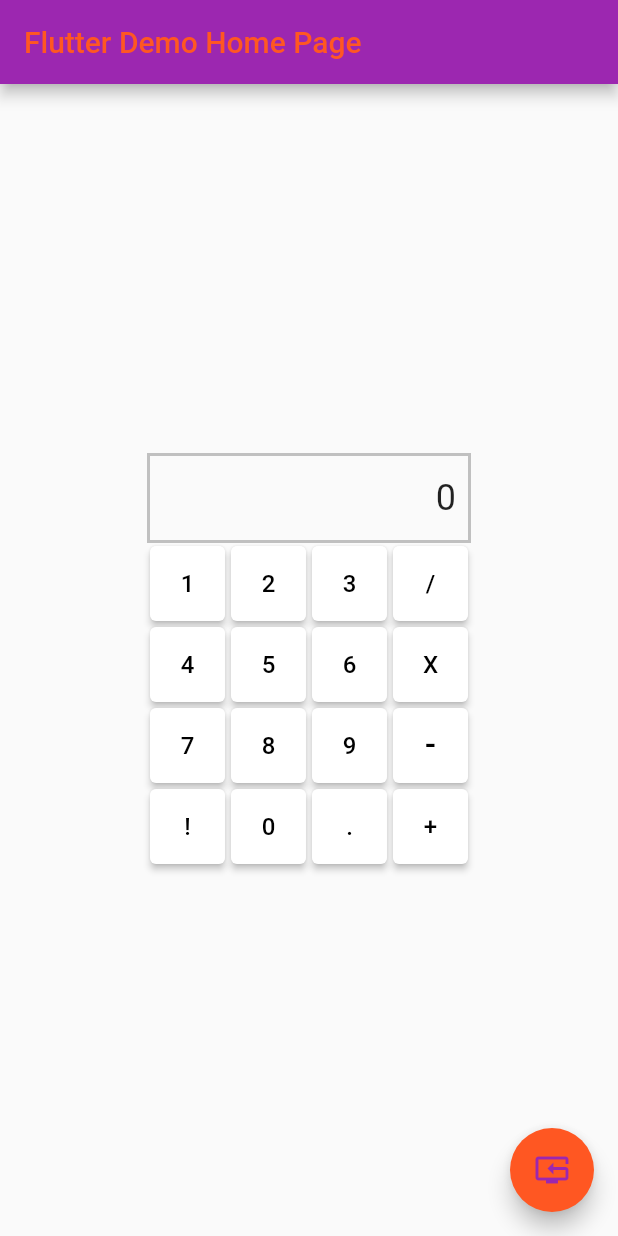
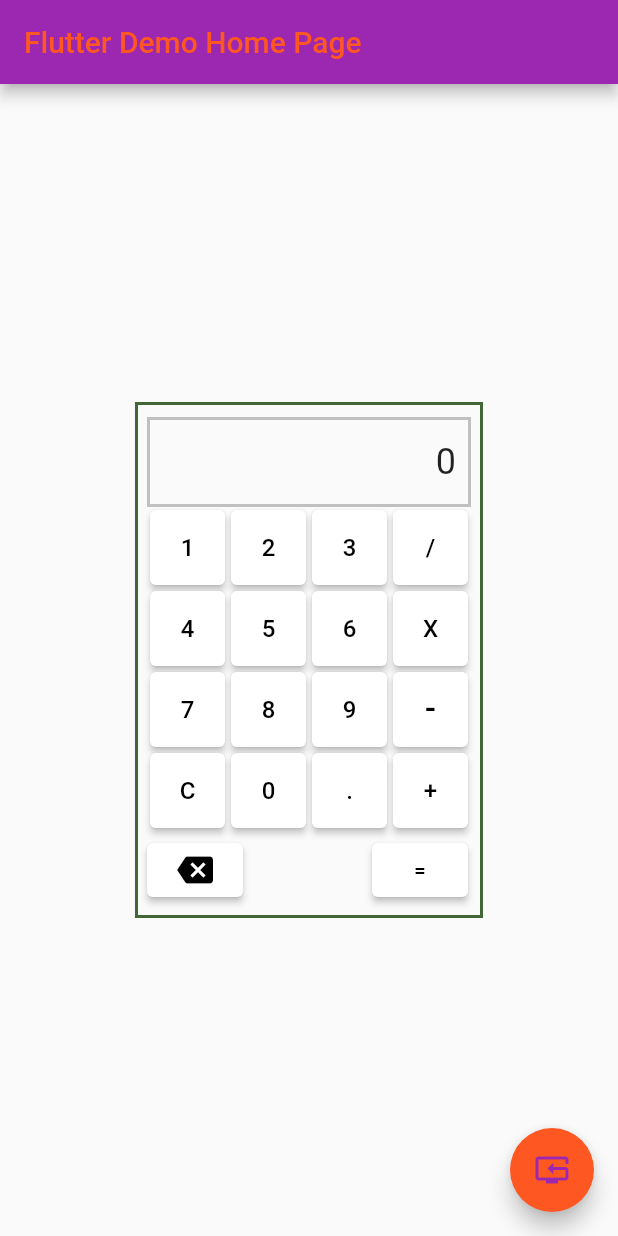
Before and after one commit to Strangebrewer/some_flutter_stuff, a Flutter app: the screen it shows after launch, on a phone screen of 412 x 824 dp. Run offline on Flutter 3.47's test engine with Material 2 defaults, Android fonts, the phone set to English and light mode, and no system bars.

Commit message:
enough! next project...

```diff
--- a/lib/main.dart
+++ b/lib/main.dart
@@ -45,10 +45,22 @@ class MyHomePage extends StatefulWidget {
 
 class _MyHomePageState extends State<MyHomePage> {
   List<double> values = [];
+  bool cleared = true;
   List<String> currentValues = ['0'];
 
   completeValue() {
     // take all items in currentValues and convert them to a double
+    String currentNumber = currentValues.join("");
+    values.add(double.parse(currentNumber));
+    currentValues.clear();
+    currentValues.add(currentNumber);
+  }
+
+  reset() {
+    setState(() {
+      currentValues.clear();
+      currentValues.add('0');
+    });
   }
 
   void addValue(String value) {
@@ -60,7 +72,18 @@ class _MyHomePageState extends State<MyHomePage> {
     });
   }
 
-  add() {}
+  add(String _) {
+    completeValue();
+    // then do the operation
+    setState(() {
+      currentValues.add(' + ');
+    });
+    // blah blah blah - I could work out the calculator logic, but that isn't the challenge, here
+    // The challenge is learning Flutter, not basic programming logic.
+    //  And learning Flutter, in this sense, means tossing out most of what I know
+    //    of html and CSS and learning Flutter's way of positioning things
+    //    (and state and db connections and all that, too, but later)
+  }
 
   subtract() {}
 
@@ -75,6 +98,16 @@ class _MyHomePageState extends State<MyHomePage> {
         title: Text(widget.title),
       ),
       body: Center(
+        child: Container(
+          width: 232,
+          height: 344,
+          padding: const EdgeInsets.fromLTRB(6, 6, 6, 2),
+          decoration: BoxDecoration(
+            border: Border.all(
+              width: 2,
+              color: const Color.fromRGBO(66, 102, 54, 1),
+            ),
+          ),
           child: Column(
             mainAxisAlignment: MainAxisAlignment.center,
             children: [
@@ -130,14 +163,41 @@ class _MyHomePageState extends State<MyHomePage> {
               Row(
                 mainAxisAlignment: MainAxisAlignment.center,
                 children: [
-                NumberButton('!', () {}),
+                  NumberButton('C', (_) => reset()),
                   NumberButton('0', addValue),
                   NumberButton('.', addValue),
                   NumberButton('+', add),
                 ],
               ),
-            // ElevatedButton(onPressed: completeValue, child: const Text('='))
+              Row(
+                mainAxisAlignment: MainAxisAlignment.center,
+                children: [
+                  ElevatedButton(
+                    onPressed: completeValue,
+                    style: ButtonStyle(
+                      backgroundColor: MaterialStateProperty.all(Colors.white),
+                      foregroundColor: MaterialStateProperty.all(Colors.black),
+                    ),
+                    child: const Icon(Icons.backspace),
+                  ),
+                  const Spacer(),
+                  Padding(
+                    padding: const EdgeInsets.all(2),
+                    child: ElevatedButton(
+                      onPressed: completeValue,
+                      style: ButtonStyle(
+                        backgroundColor:
+                            MaterialStateProperty.all(Colors.white),
+                        foregroundColor:
+                            MaterialStateProperty.all(Colors.black),
+                      ),
+                      child: const Text('='),
+                    ),
+                  ),
                 ],
+              )
+            ],
+          ),
         ),
       ),
       floatingActionButton: FloatingActionButton(
```
Also changed, not shown: lib/widgets/operator_button.dart (+4 -5 lines), 1 other file. Lines whose indentation alone changed are shown as unchanged.
